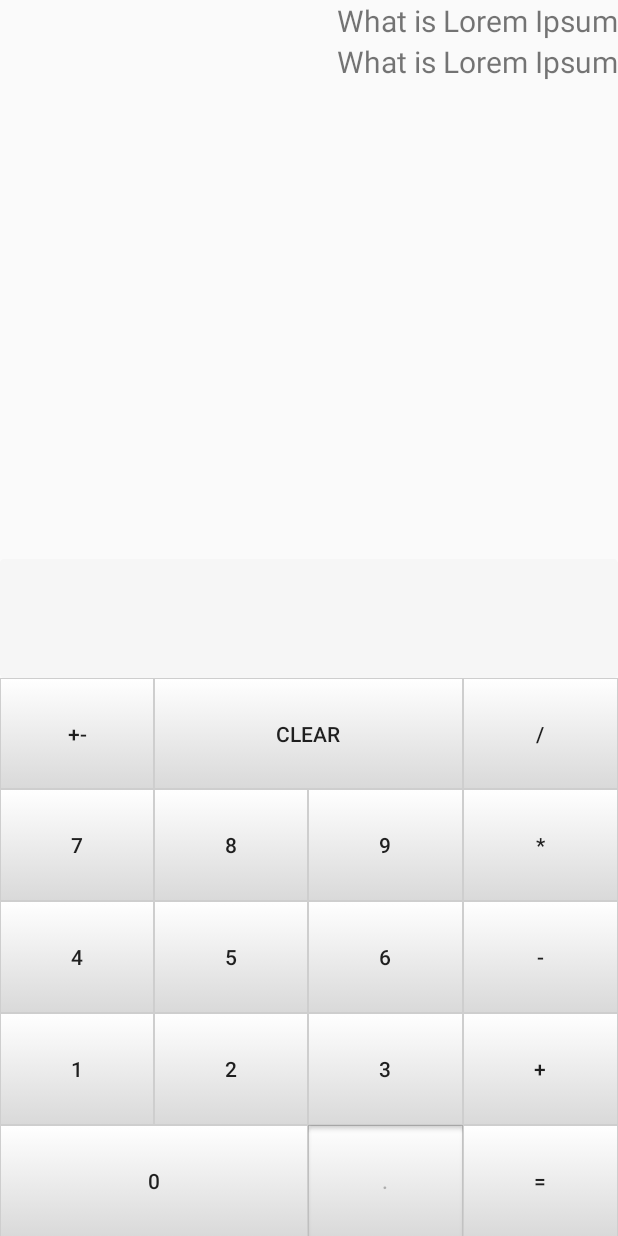
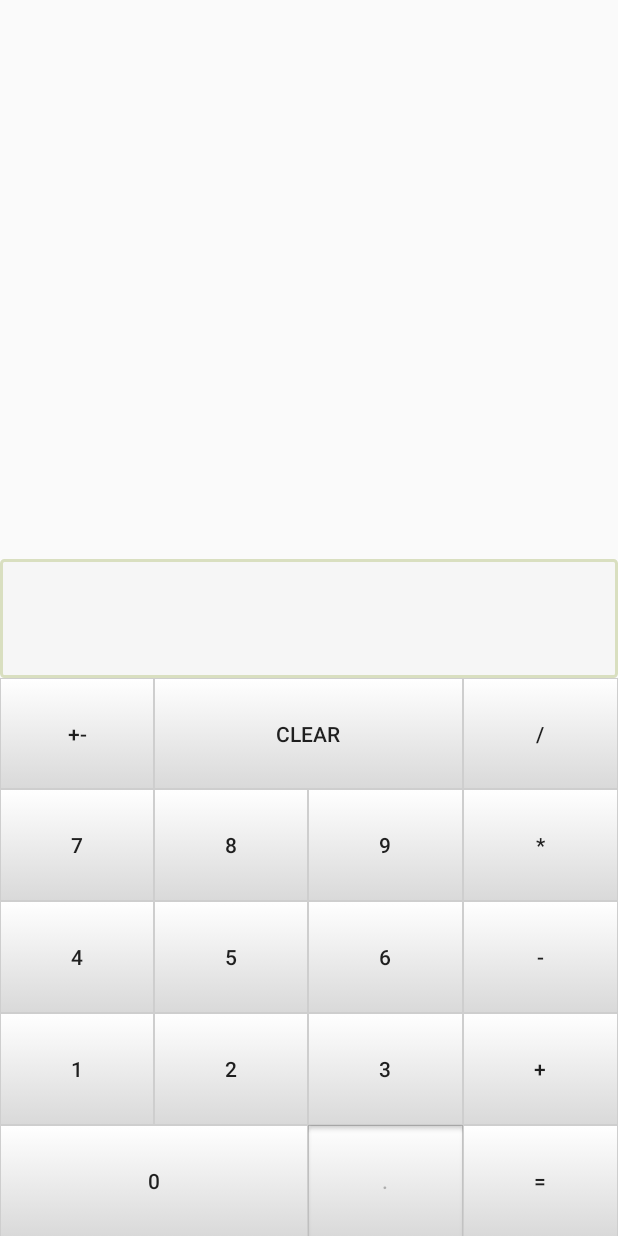
Before and after one commit to 1Fragrance/AndroidTry3, an Android app: the screen it shows after launch (MainActivity), on a phone screen of 412 x 824 dp. Run offline under Robolectric (Android 15) with nearby library versions, the phone set to English and light mode, and no system bars.

```diff
--- a/app/src/main/java/com/example/androidtry3/MainActivity.java
+++ b/app/src/main/java/com/example/androidtry3/MainActivity.java
@@ -6,6 +6,9 @@ import android.util.Log;
 import android.view.View;
 import android.widget.Button;
 import android.widget.TextView;
+import java.util.ArrayList;
+import android.widget.ArrayAdapter;
+import android.widget.ListView;
 
 public class MainActivity extends Activity {
 
@@ -18,6 +21,9 @@ public class MainActivity extends Activity {
     private TextView textInput;
     private Operators operator;
     private Button dotButton;
+
+    private ArrayList<String> historyList;
+    private ArrayAdapter<String> historyAdapter;
 
     private enum Operators {
         SUM,
@@ -35,8 +41,38 @@ public class MainActivity extends Activity {
 
         textInput = findViewById(R.id.text_input);
         dotButton = findViewById(R.id.button_dot);
+
+        historyList = new ArrayList<>();
+        historyAdapter = new ArrayAdapter<>(this, android.R.layout.simple_list_item_1, historyList);
+        ListView listView = findViewById(R.id.history);
+        listView.setAdapter(historyAdapter);
+
         resetCalc();
         setButtonHandlers();
+    }
+
+    private void logHistory() {
+
+        String operation;
+        switch (operator) {
+            case SUM:
+                operation = getResources().getString(R.string.button_sum);
+                break;
+            case SUBTRACT:
+                operation = getResources().getString(R.string.button_subtract);
+                break;
+            case MULTIPLY:
+                operation = getResources().getString(R.string.button_multiple);
+                break;
+            case DIVIDE:
+                operation = getResources().getString(R.string.button_division);
+                break;
+            default:
+                operation = " ";
+        }
+        String str = firstValue + " " + operation + " " + secondValue;
+        historyList.add(str);
+        historyAdapter.notifyDataSetChanged();
     }
 
     private double getInputValue() {
@@ -116,6 +152,7 @@ public class MainActivity extends Activity {
             Log.println(Log.INFO, "*** second: ", Double.toString(secondValue));
             Log.println(Log.INFO, "*** result: ", Double.toString(result));
 
+            logHistory();
             textInput.setText(Double.toString(result));
         }
     }
@@ -228,7 +265,6 @@ public class MainActivity extends Activity {
             @Override
             public void onClick(View v) {
                 resetCalc();
-                dotButton.setEnabled(false);
             }
         });
 
--- a/app/src/main/res/drawable/bg_textview_normal.xml
+++ b/app/src/main/res/drawable/bg_textview_normal.xml
@@ -1,9 +1,9 @@
 <?xml version="1.0" encoding="utf-8"?>
-<shape xmlns:android="http://schemas.android.com/apk/res/android" >
+<shape xmlns:android="http://schemas.android.com/apk/res/android" android:shape="rectangle">
     <solid android:color="#F6F6F6" />
     <stroke
         android:width="2dip"
-        android:color="#F6F6F6" />
+        android:color="#d9dfc0" />
     <corners android:radius="2dip" />
     <padding
         android:bottom="7dip"
--- a/app/src/main/res/layout/activity_main.xml
+++ b/app/src/main/res/layout/activity_main.xml
@@ -10,38 +10,23 @@
         android:layout_height="match_parent"
         android:orientation="vertical">
 
-        <ScrollView
+        <ListView
             android:layout_width="match_parent"
             android:layout_height="match_parent"
-            android:layout_weight="1">
-
-            <LinearLayout
-                android:layout_width="match_parent"
-                android:layout_height="match_parent"
-                android:orientation="vertical"
-                android:textDirection="rtl">
-                <TextView
-                    android:layout_width="match_parent"
-                    android:layout_height="wrap_content"
-                    android:text="What is Lorem Ipsum"
-                    android:textSize="20sp"/>
-
-                <TextView
-                    android:layout_width="match_parent"
-                    android:layout_height="wrap_content"
-                    android:text="What is Lorem Ipsum"
-                    android:textSize="20sp"/>
-            </LinearLayout>
-        </ScrollView>
+            android:layout_weight="1"
+            android:id="@+id/history"
+            android:transcriptMode="alwaysScroll"
+            android:stackFromBottom="true">
+        </ListView>
 
         <TextView
+            android:id="@+id/text_input"
             android:layout_width="match_parent"
             android:layout_height="match_parent"
             android:layout_weight="1.65"
             android:background="@drawable/bg_textview"
-            android:textSize="22sp"
             android:maxLength="20"
-            android:id="@+id/text_input" />
+            android:textSize="22sp" />
 
         <GridLayout
             android:layout_width="match_parent"
@@ -51,54 +36,55 @@
             android:rowCount="5">
 
             <Button
+                android:id="@+id/button_negation"
                 android:layout_width="wrap_content"
                 android:layout_height="wrap_content"
                 android:layout_rowWeight="1"
                 android:layout_columnWeight="1"
-                android:text="@string/button_negation"
                 android:layout_gravity="fill"
-                android:id="@+id/button_negation"
                 android:background="@drawable/bg_button"
-                />
+                android:text="@string/button_negation" />
+
             <Button
+                android:id="@+id/button_clear"
+                android:layout_width="wrap_content"
+                android:layout_height="wrap_content"
+                android:layout_rowWeight="1"
+                android:layout_columnSpan="2"
+                android:layout_columnWeight="1"
+                android:layout_gravity="fill"
+                android:background="@drawable/bg_button"
+                android:text="@string/button_clear" />
+
+            <Button
+                android:id="@+id/button_division"
                 android:layout_width="wrap_content"
                 android:layout_height="wrap_content"
                 android:layout_rowWeight="1"
                 android:layout_columnWeight="1"
-                android:text="@string/button_clear"
                 android:layout_gravity="fill"
-                android:id="@+id/button_clear"
                 android:background="@drawable/bg_button"
-                android:layout_columnSpan="2"/>
+                android:text="@string/button_division" />
+
             <Button
+                android:id="@+id/button_seven"
                 android:layout_width="wrap_content"
                 android:layout_height="wrap_content"
                 android:layout_rowWeight="1"
                 android:layout_columnWeight="1"
-                android:text="@string/button_division"
                 android:layout_gravity="fill"
-                android:id="@+id/button_division"
-                android:background="@drawable/bg_button"/>
+                android:background="@drawable/bg_button"
+                android:text="@string/button_seven" />
 
             <Button
+                android:id="@+id/button_eight"
                 android:layout_width="wrap_content"
                 android:layout_height="wrap_content"
                 android:layout_rowWeight="1"
                 android:layout_columnWeight="1"
-                android:text="@string/button_seven"
                 android:layout_gravity="fill"
-                android:id="@+id/button_seven"
-                android:background="@drawable/bg_button"/>
-
-            <Button
-                android:layout_width="wrap_content"
-                android:layout_height="wrap_content"
-                android:layout_rowWeight="1"
-                android:layout_columnWeight="1"
-                android:text="@string/button_eight"
-                android:layout_gravity="fill"
-                android:id="@+id/button_eight"
-                android:background="@drawable/bg_button"/>
+                android:background="@drawable/bg_button"
+                android:text="@string/button_eight" />
 
             <Button
                 android:id="@+id/button_nine"
@@ -109,35 +95,36 @@
                 android:layout_gravity="fill"
                 android:background="@drawable/bg_button"
                 android:text="@string/button_nine" />
+
             <Button
+                android:id="@+id/button_multiple"
                 android:layout_width="wrap_content"
                 android:layout_height="wrap_content"
                 android:layout_rowWeight="1"
                 android:layout_columnWeight="1"
-                android:text="@string/button_multiple"
                 android:layout_gravity="fill"
-                android:id="@+id/button_multiple"
-                android:background="@drawable/bg_button"/>
+                android:background="@drawable/bg_button"
+                android:text="@string/button_multiple" />
 
             <Button
+                android:id="@+id/button_four"
                 android:layout_width="wrap_content"
                 android:layout_height="wrap_content"
                 android:layout_rowWeight="1"
                 android:layout_columnWeight="1"
-                android:text="@string/button_four"
                 android:layout_gravity="fill"
-                android:id="@+id/button_four"
-                android:background="@drawable/bg_button"/>
+                android:background="@drawable/bg_button"
+                android:text="@string/button_four" />
 
             <Button
+                android:id="@+id/button_five"
                 android:layout_width="wrap_content"
                 android:layout_height="wrap_content"
                 android:layout_rowWeight="1"
                 android:layout_columnWeight="1"
-                android:text="@string/button_five"
                 android:layout_gravity="fill"
-                android:id="@+id/button_five"
-                android:background="@drawable/bg_button"/>
+                android:background="@drawable/bg_button"
+                android:text="@string/button_five" />
 
             <Button
                 android:id="@+id/button_six"
@@ -149,65 +136,65 @@
                 android:text="@string/button_six" />
 
             <Button
+                android:id="@+id/button_subtract"
                 android:layout_width="wrap_content"
                 android:layout_height="wrap_content"
                 android:layout_rowWeight="1"
                 android:layout_columnWeight="1"
-                android:text="@string/button_subtract"
                 android:layout_gravity="fill"
-                android:id="@+id/button_subtract"
-                android:background="@drawable/bg_button"/>
+                android:background="@drawable/bg_button"
+                android:text="@string/button_subtract" />
 
             <Button
+                android:id="@+id/button_one"
                 android:layout_width="wrap_content"
                 android:layout_height="wrap_content"
                 android:layout_rowWeight="1"
                 android:layout_columnWeight="1"
-                android:text="@string/button_one"
                 android:layout_gravity="fill"
-                android:id="@+id/button_one"
-                android:background="@drawable/bg_button"/>
+                android:background="@drawable/bg_button"
+                android:text="@string/button_one" />
 
             <Button
+                android:id="@+id/button_two"
                 android:layout_width="wrap_content"
                 android:layout_height="wrap_content"
                 android:layout_rowWeight="1"
                 android:layout_columnWeight="1"
-                android:text="@string/button_two"
                 android:layout_gravity="fill"
-                android:id="@+id/button_two"
-                android:background="@drawable/bg_button"/>
+                android:background="@drawable/bg_button"
+                android:text="@string/button_two" />
 
             <Button
+                android:id="@+id/button_three"
                 android:layout_width="wrap_content"
                 android:layout_height="wrap_content"
                 android:layout_rowWeight="1"
                 android:layout_columnWeight="1"
-                android:text="@string/button_three"
                 android:layout_gravity="fill"
-                android:id="@+id/button_three"
-                android:background="@drawable/bg_button"/>
+                android:background="@drawable/bg_button"
+                android:text="@string/button_three" />
 
             <Button
+                android:id="@+id/button_sum"
                 android:layout_width="wrap_content"
                 android:layout_height="wrap_content"
                 android:layout_rowWeight="1"
                 android:layout_columnWeight="1"
-                android:text="@string/button_sum"
                 android:layout_gravity="fill"
-                android:id="@+id/button_sum"
-                android:background="@drawable/bg_button"/>
+                android:background="@drawable/bg_button"
+                android:text="@string/button_sum" />
 
             <Button
+                android:id="@+id/button_zero"
                 android:layout_width="wrap_content"
                 android:layout_height="wrap_content"
                 android:layout_rowWeight="1"
+                android:layout_columnSpan="2"
                 android:layout_columnWeight="1"
-                android:text="@string/button_zero"
-                android:layout_columnSpan="2"
                 android:layout_gravity="fill"
-                android:id="@+id/button_zero"
-                android:background="@drawable/bg_button"/>
+                android:background="@drawable/bg_button"
+                android:text="@string/button_zero" />
 
             <Button
                 android:id="@+id/button_dot"
@@ -221,14 +208,14 @@
                 android:text="@string/button_dot" />
 
             <Button
+                android:id="@+id/button_equal"
                 android:layout_width="wrap_content"
                 android:layout_height="wrap_content"
                 android:layout_rowWeight="1"
                 android:layout_columnWeight="1"
-                android:text="@string/button_equal"
                 android:layout_gravity="fill"
-                android:id="@+id/button_equal"
-                android:background="@drawable/bg_button"/>
+                android:background="@drawable/bg_button"
+                android:text="@string/button_equal" />
         </GridLayout>
     </LinearLayout>
 
```
Also changed, not shown: 1 other file.
